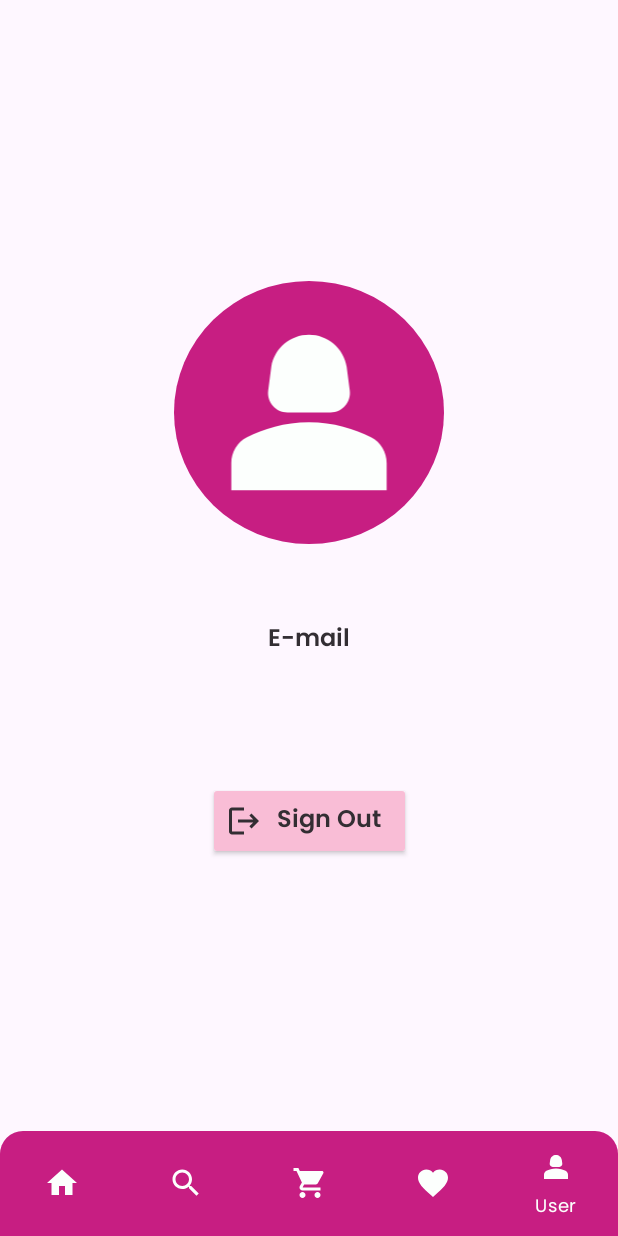
After one commit to handearslan/e-commerce-UPSchool, an Android app: the UserFragment screen opened through its navigation route, on a phone screen of 412 x 824 dp. The commit adds this screen. Run offline under Robolectric (Android 15) with nearby library versions, the phone set to English and light mode, and no system bars; our stand-ins replace Dagger/Hilt's generated code, Firebase (no records; nobody signed in at launch, a user with empty details on screens opened directly), navigation-ui; network calls fail; pictures from the network do not load.

Commit message:
User page added and corrections made.

```diff
--- /dev/null
+++ b/app/src/main/java/com/handearslan/capstoneproject/data/model/User.kt
@@ -0,0 +1,7 @@
+package com.handearslan.capstoneproject.data.model
+data class User(
+    val userId: String? = null,
+    val email: String? = null,
+    val nameSurname: String? = null,
+
+)
--- a/app/src/main/java/com/handearslan/capstoneproject/data/repository/AuthRepository.kt
+++ b/app/src/main/java/com/handearslan/capstoneproject/data/repository/AuthRepository.kt
@@ -1,12 +1,17 @@
 package com.handearslan.capstoneproject.data.repository
 
 import com.google.firebase.auth.FirebaseAuth
+import com.google.firebase.firestore.FirebaseFirestore
 import com.handearslan.capstoneproject.common.Resource
+import com.handearslan.capstoneproject.data.model.User
 import kotlinx.coroutines.Dispatchers
 import kotlinx.coroutines.tasks.await
 import kotlinx.coroutines.withContext
 
-class AuthRepository(private val firebaseAuth: FirebaseAuth) {
+class AuthRepository(
+    private val firebaseAuth: FirebaseAuth,
+    private val firebaseFirestore: FirebaseFirestore
+) {
 
     fun isUserLoggedIn() = firebaseAuth.currentUser != null
 
@@ -28,18 +33,44 @@ class AuthRepository(private val firebaseAuth: FirebaseAuth) {
             }
         }
 
-    suspend fun signUp(email: String, password: String): Resource<Boolean>  =
+    suspend fun signUp(email: String, password: String): Resource<Boolean> =
         withContext(Dispatchers.IO) {
             try {
-                val authSignUp = firebaseAuth.createUserWithEmailAndPassword(email, password).await()
+                val authSignUp =
+                    firebaseAuth.createUserWithEmailAndPassword(email, password).await()
                 if (authSignUp.user != null) {
+                    saveUserToFirestore(authSignUp.user!!.uid, email)
                     Resource.Success(false)
                 } else {
                     Resource.Success(true)
                 }
-
             } catch (e: Exception) {
                 Resource.Error(e.message.orEmpty())
             }
         }
+
+    suspend fun getUser(userId: String): Resource<User> = withContext(Dispatchers.IO) {
+        try {
+            val documentSnapshot =
+                firebaseFirestore.collection("users").document(userId).get().await()
+
+            if (documentSnapshot.exists()) {
+                val user = documentSnapshot.toObject(User::class.java)
+                user?.let { Resource.Success(it.copy(userId = documentSnapshot.id)) }
+                    ?: Resource.Error("User is null")
+            } else {
+                Resource.Error("User not found")
+            }
+        } catch (e: Exception) {
+            Resource.Error(e.message.orEmpty())
+        }
+    }
+
+    suspend fun saveUserToFirestore(userId: String, email: String) {
+        val userMap = hashMapOf(
+            "email" to email
+        )
+
+        firebaseFirestore.collection("users").document(userId).set(userMap).await()
+    }
 }
--- a/app/src/main/java/com/handearslan/capstoneproject/di/RepositoryModule.kt
+++ b/app/src/main/java/com/handearslan/capstoneproject/di/RepositoryModule.kt
@@ -1,6 +1,7 @@
 package com.handearslan.capstoneproject.di
 
 import com.google.firebase.auth.FirebaseAuth
+import com.google.firebase.firestore.FirebaseFirestore
 import com.handearslan.capstoneproject.data.repository.AuthRepository
 import com.handearslan.capstoneproject.data.repository.ProductRepository
 import com.handearslan.capstoneproject.data.source.local.ProductDao
@@ -21,5 +22,5 @@ object RepositoryModule {
 
     @Singleton
     @Provides
-    fun provideAuthRepository() : AuthRepository = AuthRepository(firebaseAuth = FirebaseAuth.getInstance())
+    fun provideAuthRepository() : AuthRepository = AuthRepository(firebaseAuth = FirebaseAuth.getInstance(),firebaseFirestore = FirebaseFirestore.getInstance())
 }
--- a/app/src/main/java/com/handearslan/capstoneproject/ui/activity/MainActivity.kt
+++ b/app/src/main/java/com/handearslan/capstoneproject/ui/activity/MainActivity.kt
@@ -29,7 +29,7 @@ class MainActivity : AppCompatActivity() {
 
             navController.addOnDestinationChangedListener { _, destination, _ ->
                 when (destination.id) {
-                    R.id.homeFragment, R.id.searchFragment, R.id.cartFragment, R.id.favoritesFragment -> {
+                    R.id.homeFragment, R.id.searchFragment, R.id.cartFragment, R.id.favoritesFragment, R.id.userFragment -> {
                         bottomNav.visibility = View.VISIBLE
                     }
                     else -> {
--- a/app/src/main/java/com/handearslan/capstoneproject/ui/cart/CartFragment.kt
+++ b/app/src/main/java/com/handearslan/capstoneproject/ui/cart/CartFragment.kt
@@ -89,16 +89,8 @@ class CartFragment : Fragment(R.layout.fragment_cart) {
                 }
             }
         }
-        viewModel.totalPrice.observe(viewLifecycleOwner)
-        { totalPrice ->
-            tvTotalAmount.text = if (totalPrice > 0) {
-                String.format(
-                    tvTotalAmount.context.getString(R.string.product_price),
-                    totalPrice
-                )
-            } else {
-                tvTotalAmount.context.getString(R.string.zero_price)
-            }
+        viewModel.totalPrice.observe(viewLifecycleOwner) { totalPrice ->
+            tvTotalAmount.text = "${totalPrice.toString()} ₺"
         }
     }
 
--- a/app/src/main/java/com/handearslan/capstoneproject/ui/home/HomeFragment.kt
+++ b/app/src/main/java/com/handearslan/capstoneproject/ui/home/HomeFragment.kt
@@ -34,11 +34,6 @@ class HomeFragment : Fragment(R.layout.fragment_home) {
             rvProducts.adapter = productAdapter
 
             rvSaleProduct.adapter = saleProductAdapter
-
-            ibLogOut.setOnClickListener {
-                findNavController().setGraph(R.navigation.login_graph)
-                viewModel.logOut()
-            }
         }
         observeData()
     }
--- a/app/src/main/java/com/handearslan/capstoneproject/ui/home/HomeViewModel.kt
+++ b/app/src/main/java/com/handearslan/capstoneproject/ui/home/HomeViewModel.kt
@@ -35,11 +35,6 @@ class HomeViewModel @Inject constructor(
             }
     }
 
-    fun logOut() = viewModelScope.launch {
-        authRepository.logOut()
-
-    }
-
     fun setFavoriteState(product: ProductUI) = viewModelScope.launch {
         if (product.isFav) {
             productRepository.deleteFromFavorites(product, authRepository.getCurrentUserId())
--- /dev/null
+++ b/app/src/main/java/com/handearslan/capstoneproject/ui/user/UserFragment.kt
@@ -0,0 +1,60 @@
+package com.handearslan.capstoneproject.ui.user
+
+import android.os.Bundle
+import androidx.fragment.app.Fragment
+import android.view.View
+import androidx.fragment.app.viewModels
+import androidx.navigation.fragment.findNavController
+import com.handearslan.capstoneproject.R
+import com.handearslan.capstoneproject.common.gone
+import com.handearslan.capstoneproject.common.viewBinding
+import com.handearslan.capstoneproject.common.visible
+import com.handearslan.capstoneproject.databinding.FragmentUserBinding
+import dagger.hilt.android.AndroidEntryPoint
+
+@AndroidEntryPoint
+class UserFragment : Fragment(R.layout.fragment_user) {
+
+    private val binding by viewBinding(FragmentUserBinding::bind)
+
+    private val viewModel: UserViewModel by viewModels()
+
+    override fun onViewCreated(view: View, savedInstanceState: Bundle?) {
+        super.onViewCreated(view, savedInstanceState)
+
+        viewModel.getUser()
+
+        with(binding) {
+
+            cardView.setOnClickListener {
+                findNavController().setGraph(R.navigation.login_graph)
+                viewModel.logOut()
+            }
+        }
+
+        observeData()
+    }
+
+    private fun observeData() = with(binding) {
+        viewModel.userState.observe(viewLifecycleOwner) { state ->
+            when (state) {
+                is UserState.Loading -> pbUser.visible()
+
+                is UserState.SuccessState -> {
+                    pbUser.gone()
+                    tvUserEmail.text = state.email
+                }
+
+                is UserState.EmptyScreen -> {
+                    pbUser.gone()
+
+                }
+
+                is UserState.ShowSnackbar -> {
+                    pbUser.gone()
+
+                }
+            }
+        }
+    }
+}
--- /dev/null
+++ b/app/src/main/java/com/handearslan/capstoneproject/ui/user/UserViewModel.kt
@@ -0,0 +1,47 @@
+package com.handearslan.capstoneproject.ui.user
+
+import androidx.lifecycle.LiveData
+import androidx.lifecycle.MutableLiveData
+import androidx.lifecycle.ViewModel
+import androidx.lifecycle.viewModelScope
+import com.handearslan.capstoneproject.common.Resource
+import com.handearslan.capstoneproject.data.repository.AuthRepository
+import com.handearslan.capstoneproject.ui.auth.signIn.SignInState
+import dagger.hilt.android.lifecycle.HiltViewModel
+import kotlinx.coroutines.launch
+import javax.inject.Inject
+@HiltViewModel
+class UserViewModel @Inject constructor(
+    private val authRepository: AuthRepository
+) : ViewModel() {
+
+    private var _userState = MutableLiveData<UserState>()
+    val userState: LiveData<UserState> get() = _userState
+
+    fun getUser() = viewModelScope.launch {
+        _userState.value = UserState.Loading
+
+        val result = authRepository.getUser(authRepository.getCurrentUserId())
+
+        _userState.value = when (result) {
+            is Resource.Success -> {
+                val user = result.data
+                UserState.SuccessState(user?.email.orEmpty())
+            }
+            is Resource.Fail -> UserState.EmptyScreen(result.failMessage)
+            is Resource.Error -> UserState.ShowSnackbar("Failed to retrieve user data")
+        }
+    }
+
+    fun logOut() = viewModelScope.launch {
+        authRepository.logOut()
+
+    }
+}
+
+sealed interface UserState {
+    object Loading : UserState
+    data class SuccessState(val email: String) : UserState
+    data class EmptyScreen(val failMessage: String) : UserState
+    data class ShowSnackbar(val errorMessage: String) : UserState
+}
--- /dev/null
+++ b/app/src/main/res/drawable/bg_user.xml
@@ -0,0 +1,6 @@
+<?xml version="1.0" encoding="utf-8"?>
+<shape xmlns:android="http://schemas.android.com/apk/res/android" android:shape="oval">
+    <solid android:color="@color/dark_pink" />
+    <corners android:radius="8dp" />
+
+</shape>
--- /dev/null
+++ b/app/src/main/res/drawable/ic_user.xml
@@ -0,0 +1,6 @@
+<vector android:height="24dp" android:tint="#FFFFFF"
+    android:viewportHeight="24" android:viewportWidth="24"
+    android:width="24dp" xmlns:android="http://schemas.android.com/apk/res/android">
+    <path android:fillColor="@android:color/white" android:pathData="M18.39,14.56C16.71,13.7 14.53,13 12,13c-2.53,0 -4.71,0.7 -6.39,1.56C4.61,15.07 4,16.1 4,17.22V20h16v-2.78C20,16.1 19.39,15.07 18.39,14.56z"/>
+    <path android:fillColor="@android:color/white" android:pathData="M9.78,12h4.44c1.21,0 2.14,-1.06 1.98,-2.26l-0.32,-2.45C15.57,5.39 13.92,4 12,4S8.43,5.39 8.12,7.29L7.8,9.74C7.64,10.94 8.57,12 9.78,12z"/>
+</vector>
--- a/app/src/main/res/layout/fragment_home.xml
+++ b/app/src/main/res/layout/fragment_home.xml
@@ -129,17 +129,6 @@
                 app:layout_constraintTop_toBottomOf="@+id/iv_empty"
                 tools:text="empty" />
 
-            <ImageView
-                android:id="@+id/ib_log_out"
-                android:layout_width="wrap_content"
-                android:layout_height="wrap_content"
-                android:layout_marginEnd="16dp"
-                android:padding="2dp"
-                app:layout_constraintBottom_toTopOf="@+id/textView"
-                app:layout_constraintEnd_toEndOf="parent"
-                app:layout_constraintTop_toTopOf="@+id/tv_app_title"
-                app:srcCompat="@drawable/ic_log_out"
-                app:tint="@color/soft_pink" />
 
             <ProgressBar
                 android:id="@+id/pb_products"
@@ -154,18 +143,6 @@
                 app:layout_constraintTop_toBottomOf="@+id/tv_products"
                 tools:visibility="visible" />
 
-            <TextView
-                android:id="@+id/textView"
-                android:layout_width="wrap_content"
-                android:layout_height="wrap_content"
-                android:padding="2dp"
-                android:text="Log Out"
-                android:textColor="@color/white"
-                android:textSize="12sp"
-                app:layout_constraintBottom_toBottomOf="@+id/tv_app_title"
-                app:layout_constraintEnd_toEndOf="@+id/ib_log_out"
-                app:layout_constraintStart_toStartOf="@+id/ib_log_out"
-                app:layout_constraintTop_toBottomOf="@+id/ib_log_out" />
 
         </androidx.constraintlayout.widget.ConstraintLayout>
 
--- a/app/src/main/res/layout/fragment_search.xml
+++ b/app/src/main/res/layout/fragment_search.xml
@@ -53,7 +53,7 @@
         android:background="@color/soft_pink"
         android:fontFamily="@font/poppins"
         android:iconifiedByDefault="false"
-        android:queryHint="Search Product"
+        android:queryHint="Enter the product name"
         app:layout_constraintEnd_toEndOf="parent"
         app:layout_constraintHorizontal_bias="0.0"
         app:layout_constraintStart_toStartOf="parent"
--- /dev/null
+++ b/app/src/main/res/layout/fragment_user.xml
@@ -0,0 +1,110 @@
+<?xml version="1.0" encoding="utf-8"?>
+<androidx.constraintlayout.widget.ConstraintLayout xmlns:android="http://schemas.android.com/apk/res/android"
+    xmlns:app="http://schemas.android.com/apk/res-auto"
+    xmlns:tools="http://schemas.android.com/tools"
+    android:layout_width="match_parent"
+    android:layout_height="match_parent"
+    tools:context=".ui.user.UserFragment">
+
+    <ImageView
+        android:id="@+id/iv_user"
+        android:layout_width="180dp"
+        android:layout_height="175dp"
+        android:layout_marginBottom="50dp"
+        android:background="@drawable/bg_user"
+        android:padding="10dp"
+        android:src="@drawable/ic_user"
+        app:layout_constraintBottom_toTopOf="@+id/tv_email_title"
+        app:layout_constraintEnd_toEndOf="parent"
+        app:layout_constraintHorizontal_bias="0.5"
+        app:layout_constraintStart_toStartOf="parent"
+        app:layout_constraintTop_toTopOf="parent"
+        app:layout_constraintVertical_chainStyle="packed"
+        app:tint="@color/white" />
+
+    <TextView
+        android:id="@+id/tv_email_title"
+        android:layout_width="wrap_content"
+        android:layout_height="wrap_content"
+        android:layout_marginBottom="10dp"
+        android:fontFamily="@font/poppinsbold"
+        android:text="E-mail"
+        android:textSize="16sp"
+        app:layout_constraintBottom_toTopOf="@+id/tv_user_email"
+        app:layout_constraintEnd_toEndOf="parent"
+        app:layout_constraintHorizontal_bias="0.5"
+        app:layout_constraintStart_toStartOf="parent"
+        app:layout_constraintTop_toBottomOf="@+id/iv_user" />
+
+    <TextView
+        android:id="@+id/tv_user_email"
+        android:layout_width="wrap_content"
+        android:layout_height="wrap_content"
+        android:layout_marginBottom="50dp"
+        android:textSize="16sp"
+        app:layout_constraintBottom_toTopOf="@+id/cardView"
+        app:layout_constraintEnd_toEndOf="parent"
+        app:layout_constraintHorizontal_bias="0.5"
+        app:layout_constraintStart_toStartOf="parent"
+        app:layout_constraintTop_toBottomOf="@+id/tv_email_title"
+        tools:text="@string/email" />
+
+    <androidx.cardview.widget.CardView
+        android:id="@+id/cardView"
+        android:layout_width="wrap_content"
+        android:layout_height="wrap_content"
+        app:layout_constraintBottom_toBottomOf="parent"
+        app:layout_constraintEnd_toEndOf="parent"
+        app:layout_constraintHorizontal_bias="0.5"
+        app:layout_constraintStart_toStartOf="parent"
+        app:layout_constraintTop_toBottomOf="@+id/tv_user_email">
+
+        <androidx.constraintlayout.widget.ConstraintLayout
+            android:layout_width="match_parent"
+            android:layout_height="match_parent"
+            android:background="@color/light_pink">
+
+            <ImageView
+                android:id="@+id/iv_sign_out"
+                android:layout_width="wrap_content"
+                android:layout_height="wrap_content"
+                android:layout_margin="8dp"
+                android:layout_marginStart="16dp"
+                android:src="@drawable/ic_logout"
+                app:layout_constraintBottom_toBottomOf="parent"
+                app:layout_constraintStart_toStartOf="parent"
+                app:layout_constraintTop_toTopOf="parent"
+                app:tint="@color/brown" />
+
+            <TextView
+                android:id="@+id/tv_sign_out"
+                android:layout_width="wrap_content"
+                android:layout_height="wrap_content"
+                android:layout_marginStart="10dp"
+                android:layout_marginEnd="16dp"
+                android:fontFamily="@font/poppinsbold"
+                android:text="Sign Out"
+                android:textSize="16sp"
+                app:layout_constraintBottom_toBottomOf="@+id/iv_sign_out"
+                app:layout_constraintEnd_toEndOf="parent"
+                app:layout_constraintStart_toEndOf="@+id/iv_sign_out"
+                app:layout_constraintTop_toTopOf="@+id/iv_sign_out"
+                app:layout_constraintVertical_bias="0.533" />
+        </androidx.constraintlayout.widget.ConstraintLayout>
+
+    </androidx.cardview.widget.CardView>
+
+    <ProgressBar
+        android:id="@+id/pb_user"
+        style="?android:attr/progressBarStyle"
+        android:layout_width="wrap_content"
+        android:layout_height="wrap_content"
+        android:visibility="gone"
+        app:layout_constraintBottom_toBottomOf="parent"
+        app:layout_constraintEnd_toEndOf="parent"
+        app:layout_constraintHorizontal_bias="0.498"
+        app:layout_constraintStart_toStartOf="parent"
+        app:layout_constraintTop_toTopOf="parent"
+        tools:visibility="visible" />
+
+</androidx.constraintlayout.widget.ConstraintLayout>
--- a/app/src/main/res/menu/bottom_bar_menu.xml
+++ b/app/src/main/res/menu/bottom_bar_menu.xml
@@ -18,4 +18,8 @@
         android:id="@+id/favoritesFragment"
         android:icon="@drawable/ic_fav"
         android:title="Favorites" />
+    <item
+        android:id="@+id/userFragment"
+        android:icon="@drawable/ic_user"
+        android:title="User" />
 </menu>
--- a/app/src/main/res/navigation/main_graph.xml
+++ b/app/src/main/res/navigation/main_graph.xml
@@ -79,4 +79,9 @@
             android:id="@+id/successToHome"
             app:destination="@id/homeFragment" />
     </fragment>
+    <fragment
+        android:id="@+id/userFragment"
+        android:name="com.handearslan.capstoneproject.ui.user.UserFragment"
+        android:label="fragment_user"
+        tools:layout="@layout/fragment_user" />
 </navigation>
--- a/app/src/main/res/values/strings.xml
+++ b/app/src/main/res/values/strings.xml
@@ -41,8 +41,5 @@
     <string name="favorites">Favorites</string>
     <string name="cart">Cart</string>
     <string name="search">Search</string>
-    <string name="product_price">%s ₺</string>
-    <string name="zero_price">0.00</string>
     <string name="total_price">Total Price</string>
-
 </resources>
```
Also changed, not shown: 2 other files.
